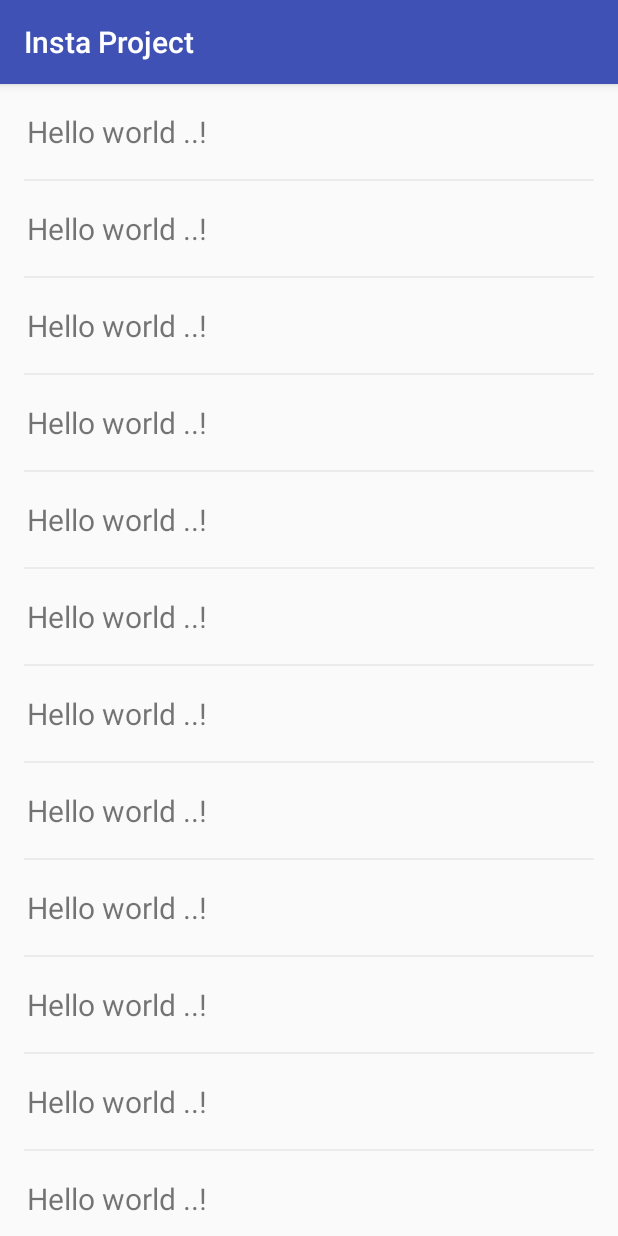
After one commit to MagdyEl-Sayed/InstaPro, an Android app: the fragment FavouriteFragment shown on its own in the app's theme, on a phone screen of 412 x 824 dp. The commit adds this screen. Run offline under Robolectric (Android 15) with nearby library versions, the phone set to English and light mode, and no system bars; our stand-ins replace Firebase (no records; nobody signed in at launch, a user with empty details on screens opened directly).

Commit message:
Add favourite Fragment and handle its recycler view and adapter

```diff
--- /dev/null
+++ b/app/src/main/java/com/example/gm7/instaproject/Adapter/FavouriteAdapter.java
@@ -0,0 +1,41 @@
+package com.example.gm7.instaproject.Adapter;
+
+import android.content.Context;
+import android.support.v7.widget.RecyclerView;
+import android.view.LayoutInflater;
+import android.view.View;
+import android.view.ViewGroup;
+
+import com.example.gm7.instaproject.R;
+
+/**
+ * Created by emad on 1/2/18.
+ */
+
+public class FavouriteAdapter extends RecyclerView.Adapter<FavouriteAdapter.favouriteHolder> {
+    private Context mContext;
+
+    @Override
+    public favouriteHolder onCreateViewHolder(ViewGroup parent, int viewType) {
+        mContext = parent.getContext();
+        View rootView = LayoutInflater.from(mContext)
+                .inflate(R.layout.favourite_item_row,parent,false);
+        return new favouriteHolder(rootView);
+    }
+
+    @Override
+    public void onBindViewHolder(favouriteHolder holder, int position) {
+
+    }
+
+    @Override
+    public int getItemCount() {
+        return 100;
+    }
+
+    class favouriteHolder extends RecyclerView.ViewHolder {
+        public favouriteHolder(View itemView) {
+            super(itemView);
+        }
+    }
+}
--- /dev/null
+++ b/app/src/main/java/com/example/gm7/instaproject/Fragments/FavouriteFragment.java
@@ -0,0 +1,41 @@
+package com.example.gm7.instaproject.Fragments;
+
+import android.os.Bundle;
+import android.support.annotation.NonNull;
+import android.support.annotation.Nullable;
+import android.support.v4.app.Fragment;
+import android.support.v7.widget.LinearLayoutManager;
+import android.support.v7.widget.RecyclerView;
+import android.view.LayoutInflater;
+import android.view.View;
+import android.view.ViewGroup;
+
+import com.example.gm7.instaproject.Adapter.FavouriteAdapter;
+import com.example.gm7.instaproject.R;
+
+/**
+ * Created by emad on 1/2/18.
+ */
+
+public class FavouriteFragment extends Fragment {
+    private RecyclerView mFavRecycler;
+
+
+
+    @Override
+    public void onCreate(@Nullable Bundle savedInstanceState) {
+        super.onCreate(savedInstanceState);
+    }
+
+    @Nullable
+    @Override
+    public View onCreateView(@NonNull LayoutInflater inflater, @Nullable ViewGroup container, @Nullable Bundle savedInstanceState) {
+        View fragmentView = inflater.inflate(R.layout.fragment_favourite_layout,container,false);
+        mFavRecycler = fragmentView.findViewById(R.id.fav_recycler);
+        LinearLayoutManager layoutManager = new LinearLayoutManager(getContext());
+        mFavRecycler.setLayoutManager(layoutManager);
+        mFavRecycler.setHasFixedSize(true);
+        mFavRecycler.setAdapter(new FavouriteAdapter());
+        return fragmentView;
+    }
+}
--- /dev/null
+++ b/app/src/main/res/layout/favourite_item_row.xml
@@ -0,0 +1,22 @@
+<?xml version="1.0" encoding="utf-8"?>
+<RelativeLayout
+    xmlns:android="http://schemas.android.com/apk/res/android"
+    android:layout_width="match_parent"
+    android:layout_height="wrap_content">
+
+    <TextView
+        android:id="@+id/text"
+        android:layout_width="match_parent"
+        android:layout_height="wrap_content"
+        android:padding="10dp"
+        android:text="Hello world ..!"
+        android:textSize="20sp"/>
+
+    <View
+        android:layout_margin="8dp"
+        android:layout_width="match_parent"
+        android:layout_height="1dp"
+        android:background="#EBEBEB"
+        android:layout_below="@id/text"/>
+
+</RelativeLayout>
--- /dev/null
+++ b/app/src/main/res/layout/fragment_favourite_layout.xml
@@ -0,0 +1,13 @@
+<?xml version="1.0" encoding="utf-8"?>
+<RelativeLayout
+    xmlns:android="http://schemas.android.com/apk/res/android"
+    android:layout_width="match_parent"
+    android:layout_height="match_parent">
+
+    <android.support.v7.widget.RecyclerView
+        android:id="@+id/fav_recycler"
+        android:layout_margin="8dp"
+        android:layout_width="match_parent"
+        android:layout_height="match_parent"/>
+
+</RelativeLayout>
```
Also changed, not shown: app/src/main/java/com/example/gm7/instaproject/Fragments/HomeFragment.java (+70 -2 lines).
